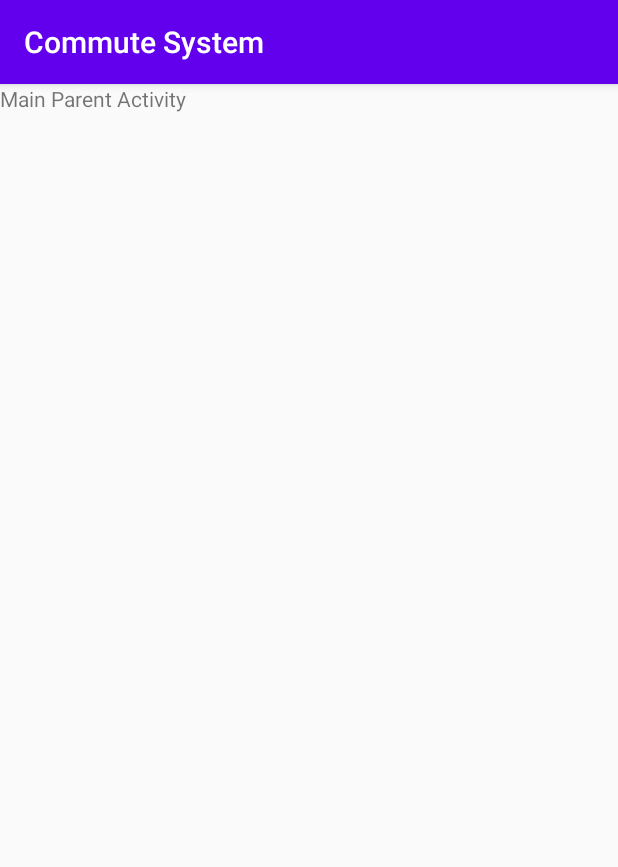
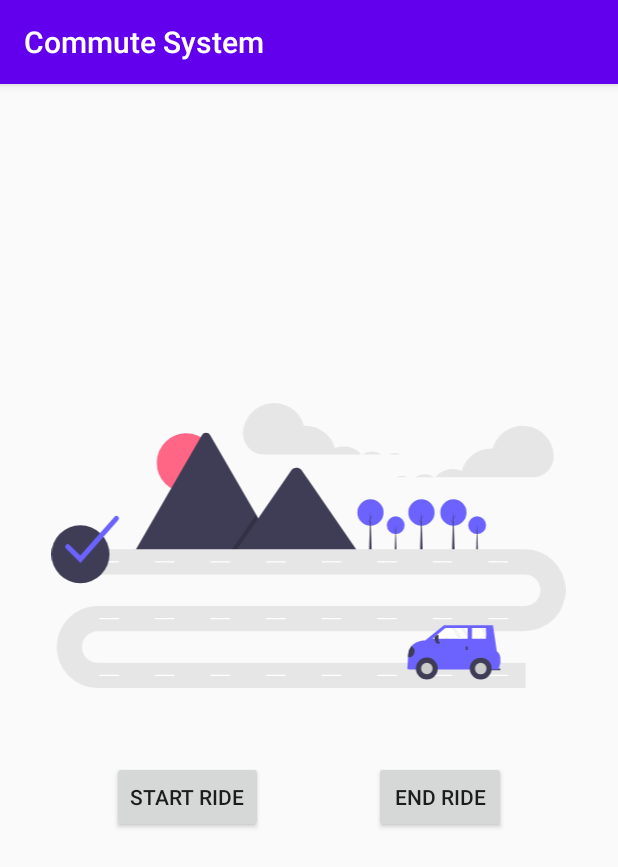
Before and after one commit to MHarisHussain/CommuteSystem, an Android app: the MainNavParent screen opened directly, with no data from a screen before it, on a phone screen of 412 x 824 dp. Shown: the top 867 px of the screen. Run offline under Robolectric (Android 15) with nearby library versions, the phone set to English and light mode, and no system bars.

Commit message:
Made Changes to Main Navigation Driver XML and Main Navigation Parent XML

```diff
--- /dev/null
+++ b/app/src/main/res/drawable/ic_navigation.xml
@@ -0,0 +1,224 @@
+<vector xmlns:android="http://schemas.android.com/apk/res/android"
+    android:width="886.35126dp"
+    android:height="491.63113dp"
+    android:viewportWidth="886.35126"
+    android:viewportHeight="491.63113">
+  <path
+      android:pathData="M232.396,103.246m-50.763,0a50.763,50.763 0,1 1,101.525 0a50.763,50.763 0,1 1,-101.525 0"
+      android:fillColor="#ff6584"/>
+  <path
+      android:pathData="M391.582,259.678L142.556,259.678a5.079,5.079 0,0 1,-0.931 -0.074L259.403,55.596a8.246,8.246 0,0 1,14.355 0L352.802,192.502l3.787,6.551Z"
+      android:fillColor="#3f3d56"/>
+  <path
+      android:fillColor="#FF000000"
+      android:pathData="M391.582,259.678l-85.024,0l41.738,-60.626l3.004,-4.367l1.502,-2.183l3.787,6.55l34.993,60.626z"
+      android:strokeAlpha="0.2"
+      android:fillAlpha="0.2"/>
+  <path
+      android:pathData="M530.238,259.678L314.851,259.678l41.738,-60.626 3.004,-4.367 54.388,-79.007c3.566,-5.178 12.144,-5.501 16.336,-0.977a9.83,9.83 0,0 1,0.783 0.977Z"
+      android:fillColor="#3f3d56"/>
+  <path
+      android:pathData="M593.463,210.82m-15.296,0a15.296,15.296 0,1 1,30.593 0a15.296,15.296 0,1 1,-30.593 0"
+      android:fillColor="#6c63ff"/>
+  <path
+      android:pathData="M594.938,256.894l-3.133,0l1.428,-48.378l1.705,48.378z"
+      android:fillColor="#3f3d56"/>
+  <path
+      android:pathData="M593.509,217.685l3.364,-4.654l-3.41,5.806l-0.368,-0.645l0.414,-0.507z"
+      android:fillColor="#3f3d56"/>
+  <path
+      android:pathData="M593.141,222.384l-3.364,-4.653l3.41,5.805l0.368,-0.645l-0.414,-0.507z"
+      android:fillColor="#3f3d56"/>
+  <path
+      android:pathData="M733.78,210.82m-15.296,0a15.296,15.296 0,1 1,30.593 0a15.296,15.296 0,1 1,-30.593 0"
+      android:fillColor="#6c63ff"/>
+  <path
+      android:pathData="M735.254,256.894l-3.133,0l1.429,-48.378l1.704,48.378z"
+      android:fillColor="#3f3d56"/>
+  <path
+      android:pathData="M733.826,217.685l3.364,-4.654l-3.41,5.806l-0.369,-0.645l0.415,-0.507z"
+      android:fillColor="#3f3d56"/>
+  <path
+      android:pathData="M733.458,222.384l-3.364,-4.653l3.41,5.805l0.368,-0.645l-0.414,-0.507z"
+      android:fillColor="#3f3d56"/>
+  <path
+      android:pathData="M637.775,188.846m-22.592,0a22.592,22.592 0,1 1,45.183 0a22.592,22.592 0,1 1,-45.183 0"
+      android:fillColor="#6c63ff"/>
+  <path
+      android:pathData="M639.952,256.894l-4.627,0l2.109,-71.45l2.518,71.45z"
+      android:fillColor="#3f3d56"/>
+  <path
+      android:pathData="M637.843,198.985l4.967,-6.872l-5.035,8.574l-0.545,-0.953l0.613,-0.749z"
+      android:fillColor="#3f3d56"/>
+  <path
+      android:pathData="M637.298,205.926l-4.967,-6.872l5.035,8.573l0.545,-0.952l-0.613,-0.749z"
+      android:fillColor="#3f3d56"/>
+  <path
+      android:pathData="M692.868,188.846m-22.592,0a22.592,22.592 0,1 1,45.183 0a22.592,22.592 0,1 1,-45.183 0"
+      android:fillColor="#6c63ff"/>
+  <path
+      android:pathData="M695.046,256.894l-4.627,0l2.109,-71.45l2.518,71.45z"
+      android:fillColor="#3f3d56"/>
+  <path
+      android:pathData="M692.936,198.985l4.968,-6.872l-5.036,8.574l-0.544,-0.953l0.612,-0.749z"
+      android:fillColor="#3f3d56"/>
+  <path
+      android:pathData="M692.392,205.926l-4.968,-6.872l5.036,8.573l0.544,-0.952l-0.612,-0.749z"
+      android:fillColor="#3f3d56"/>
+  <path
+      android:pathData="M549.969,188.846m-22.592,0a22.592,22.592 0,1 1,45.183 0a22.592,22.592 0,1 1,-45.183 0"
+      android:fillColor="#6c63ff"/>
+  <path
+      android:pathData="M552.146,256.894l-4.627,0l2.11,-71.45l2.517,71.45z"
+      android:fillColor="#3f3d56"/>
+  <path
+      android:pathData="M550.037,198.985l4.967,-6.872l-5.035,8.574l-0.544,-0.953l0.612,-0.749z"
+      android:fillColor="#3f3d56"/>
+  <path
+      android:pathData="M549.493,205.926l-4.968,-6.872l5.036,8.573l0.544,-0.952l-0.612,-0.749z"
+      android:fillColor="#3f3d56"/>
+  <path
+      android:pathData="M817.25,491.631L79.984,491.631a70.734,70.734 0,1 1,0 -141.468L815.617,350.163a27.205,27.205 0,0 0,0 -54.411L55.499,295.752v-43.529L815.617,252.224a70.734,70.734 0,1 1,0 141.468L79.984,393.692a27.205,27.205 0,1 0,0 54.411L817.25,448.102Z"
+      android:fillColor="#e6e6e6"/>
+  <path
+      android:pathData="M82.704,272.9h33.735v2.176h-33.735z"
+      android:fillColor="#fff"/>
+  <path
+      android:pathData="M178.467,272.9h33.735v2.176h-33.735z"
+      android:fillColor="#fff"/>
+  <path
+      android:pathData="M274.23,272.9h33.735v2.176h-33.735z"
+      android:fillColor="#fff"/>
+  <path
+      android:pathData="M369.993,272.9h33.735v2.176h-33.735z"
+      android:fillColor="#fff"/>
+  <path
+      android:pathData="M465.756,272.9h33.735v2.176h-33.735z"
+      android:fillColor="#fff"/>
+  <path
+      android:pathData="M561.519,272.9h33.735v2.176h-33.735z"
+      android:fillColor="#fff"/>
+  <path
+      android:pathData="M657.282,272.9h33.735v2.176h-33.735z"
+      android:fillColor="#fff"/>
+  <path
+      android:pathData="M753.045,272.9h33.735v2.176h-33.735z"
+      android:fillColor="#fff"/>
+  <path
+      android:pathData="M82.704,370.839h33.735v2.176h-33.735z"
+      android:fillColor="#fff"/>
+  <path
+      android:pathData="M178.467,370.839h33.735v2.176h-33.735z"
+      android:fillColor="#fff"/>
+  <path
+      android:pathData="M274.23,370.839h33.735v2.176h-33.735z"
+      android:fillColor="#fff"/>
+  <path
+      android:pathData="M369.993,370.839h33.735v2.176h-33.735z"
+      android:fillColor="#fff"/>
+  <path
+      android:pathData="M465.756,370.839h33.735v2.176h-33.735z"
+      android:fillColor="#fff"/>
+  <path
+      android:pathData="M561.519,370.839h33.735v2.176h-33.735z"
+      android:fillColor="#fff"/>
+  <path
+      android:pathData="M657.282,370.839h33.735v2.176h-33.735z"
+      android:fillColor="#fff"/>
+  <path
+      android:pathData="M753.045,370.839h33.735v2.176h-33.735z"
+      android:fillColor="#fff"/>
+  <path
+      android:pathData="M82.704,468.779h33.735v2.176h-33.735z"
+      android:fillColor="#fff"/>
+  <path
+      android:pathData="M178.467,468.779h33.735v2.176h-33.735z"
+      android:fillColor="#fff"/>
+  <path
+      android:pathData="M274.23,468.779h33.735v2.176h-33.735z"
+      android:fillColor="#fff"/>
+  <path
+      android:pathData="M369.993,468.779h33.735v2.176h-33.735z"
+      android:fillColor="#fff"/>
+  <path
+      android:pathData="M465.756,468.779h33.735v2.176h-33.735z"
+      android:fillColor="#fff"/>
+  <path
+      android:pathData="M561.519,468.779h33.735v2.176h-33.735z"
+      android:fillColor="#fff"/>
+  <path
+      android:pathData="M657.282,468.779h33.735v2.176h-33.735z"
+      android:fillColor="#fff"/>
+  <path
+      android:pathData="M753.045,468.779h33.735v2.176h-33.735z"
+      android:fillColor="#fff"/>
+  <path
+      android:pathData="M591.868,86.374a20.833,20.833 0,0 1,10.129 2.617L581.765,88.992A20.742,20.742 0,0 1,591.868 86.374Z"
+      android:fillColor="#e6e6e6"/>
+  <path
+      android:pathData="M552.607,83.757a28.623,28.623 0,0 1,16.534 5.235L536.095,88.992A28.616,28.616 0,0 1,552.607 83.757Z"
+      android:fillColor="#e6e6e6"/>
+  <path
+      android:pathData="M330.212,50.623a53.656,53.656 0,0 1,105.274 -11.313c0.65,-0.023 1.3,-0.049 1.955,-0.049a53.669,53.669 0,0 1,51.482 38.538A37.92,37.92 0,0 1,533.919 88.992h-167.372a36.293,36.293 0,0 1,-36.373 -37.577Q330.19,51.019 330.212,50.623Z"
+      android:fillColor="#e6e6e6"/>
+  <path
+      android:pathData="M604.081,125.55a20.833,20.833 0,0 0,-10.129 2.617h20.232A20.742,20.742 0,0 0,604.081 125.55Z"
+      android:fillColor="#e6e6e6"/>
+  <path
+      android:pathData="M643.342,122.932a28.623,28.623 0,0 0,-16.534 5.235h33.046A28.616,28.616 0,0 0,643.342 122.932Z"
+      android:fillColor="#e6e6e6"/>
+  <path
+      android:pathData="M865.737,89.799a53.656,53.656 0,0 0,-105.274 -11.313c-0.65,-0.023 -1.3,-0.049 -1.955,-0.049a53.669,53.669 0,0 0,-51.482 38.538A37.92,37.92 0,0 0,662.03 128.167L829.402,128.167a36.293,36.293 0,0 0,36.373 -37.577Q865.759,90.195 865.737,89.799Z"
+      android:fillColor="#e6e6e6"/>
+  <path
+      android:pathData="M773.604,461.223l-19.453,-0.01l0.002,-3.088l19.453,0.01z"
+      android:fillColor="#3f3d56"/>
+  <path
+      android:pathData="M613.507,458.822l4.014,0.928 152.533,0.082 1.372,-3.196a32.257,32.257 0,0 0,2.371 -17.442c-0.657,-4.414 -2.303,-8.799 -6.042,-10.704L760.986,383.406l-84.389,-0.151L643.948,409.589s-15.401,-0.277 -23.768,10.14a24.45,24.45 0,0 0,-5.114 13.466l-0.33,5.419Z"
+      android:fillColor="#6c63ff"/>
+  <path
+      android:pathData="M647.009,458.068m-18.835,0a18.835,18.835 0,1 1,37.67 0a18.835,18.835 0,1 1,-37.67 0"
+      android:fillColor="#3f3d56"/>
+  <path
+      android:pathData="M647.009,458.068m-9.913,0a9.913,9.913 0,1 1,19.826 0a9.913,9.913 0,1 1,-19.826 0"
+      android:fillColor="#ccc"/>
+  <path
+      android:pathData="M739.95,458.117m-18.835,0a18.835,18.835 0,1 1,37.67 0a18.835,18.835 0,1 1,-37.67 0"
+      android:fillColor="#3f3d56"/>
+  <path
+      android:pathData="M739.95,458.117m-9.913,0a9.913,9.913 0,1 1,19.826 0a9.913,9.913 0,1 1,-19.826 0"
+      android:fillColor="#ccc"/>
+  <path
+      android:pathData="M656.92,406.511l45.563,0.019l5.562,0l9.39,0.007l0,-0.685l0.007,-8.258l0.007,-9.272l-6.248,0l-5.562,-0.006l-9.852,-0.007l-5.562,0l-11.374,-0.007l-21.931,18.209z"
+      android:fillColor="#fff"/>
+  <path
+      android:pathData="M724.849,406.544l24.08,0.013l0.006,-4.725l0,-8.258l0.007,-5.232l-3.526,0l-5.562,-0.007l-14.998,-0.006l-0.007,18.215z"
+      android:fillColor="#fff"/>
+  <path
+      android:pathData="M717.427,425.993l-3.088,-0.002l0.003,-5.867l3.088,0.002z"
+      android:fillColor="#3f3d56"/>
+  <path
+      android:pathData="M669.266,411.764l-0.002,3.088l-5.867,-0.003l0.002,-3.088z"
+      android:fillColor="#3f3d56"/>
+  <path
+      android:pathData="M667.104,413.121l-0.34,-0a6.453,6.453 45.031,0 1,-6.45 -6.457l0,-0a6.453,6.453 45.031,0 1,6.457 -6.45l0.34,0a0,0 0,0 1,0 -0L667.104,413.121A0,0 0,0 1,667.104 413.121Z"
+      android:fillColor="#3f3d56"/>
+  <path
+      android:pathData="M614.734,438.613a9.975,9.975 0,0 0,5.445 -18.885,24.45 24.45,0 0,0 -5.114,13.466Z"
+      android:fillColor="#3f3d56"/>
+  <path
+      android:pathData="M705.639,388.316l11.796,17.536l0.007,-8.258l-6.241,-9.272l-5.562,-0.006z"
+      android:fillColor="#f2f2f2"/>
+  <path
+      android:pathData="M739.854,388.335l9.081,13.497l0,-8.258l-3.519,-5.232l-5.562,-0.007z"
+      android:fillColor="#f2f2f2"/>
+  <path
+      android:pathData="M690.225,388.309l12.258,18.221l5.562,0l-12.258,-18.221l-5.562,0z"
+      android:fillColor="#f2f2f2"/>
+  <path
+      android:pathData="M50.058,260.93m-50.058,0a50.058,50.058 0,1 1,100.116 0a50.058,50.058 0,1 1,-100.116 0"
+      android:fillColor="#3f3d56"/>
+  <path
+      android:pathData="M50.266,276l-25.051,-25.051a4.353,4.353 0,0 1,6.156 -6.156L49.85,263.271l58.964,-67.239a4.353,4.353 0,0 1,6.545 5.74Z"
+      android:fillColor="#6c63ff"/>
+</vector>
--- a/app/src/main/res/layout/activity_main_nav_parent.xml
+++ b/app/src/main/res/layout/activity_main_nav_parent.xml
@@ -1,15 +1,51 @@
 <?xml version="1.0" encoding="utf-8"?>
-<LinearLayout
+<androidx.constraintlayout.widget.ConstraintLayout
     xmlns:android="http://schemas.android.com/apk/res/android"
     xmlns:app="http://schemas.android.com/apk/res-auto"
     xmlns:tools="http://schemas.android.com/tools"
     android:layout_width="match_parent"
     android:layout_height="match_parent"
+    android:orientation="vertical"
     tools:context=".MainNavParent">
 
-    <TextView
+    <ImageView
+        android:id="@+id/imgDriver"
+        android:layout_width="346dp"
+        android:layout_height="190dp"
+        android:layout_gravity="center"
+        android:layout_margin="15dp"
+        app:layout_constraintBottom_toBottomOf="parent"
+        app:layout_constraintEnd_toEndOf="@+id/btnEnd"
+        app:layout_constraintHorizontal_bias="0.505"
+        app:layout_constraintStart_toStartOf="@+id/btnStart"
+        app:layout_constraintTop_toTopOf="parent"
+        app:layout_constraintVertical_bias="0.36"
+        app:srcCompat="@drawable/ic_navigation" />
+
+    <Button
+        android:id="@+id/btnEnd"
         android:layout_width="wrap_content"
         android:layout_height="wrap_content"
-        android:text="Main Parent Activity"/>
+        android:layout_marginTop="24dp"
+        android:layout_marginBottom="244dp"
+        android:text="@string/btn_end"
+        app:layout_constraintBottom_toBottomOf="parent"
+        app:layout_constraintEnd_toEndOf="parent"
+        app:layout_constraintHorizontal_bias="0.5"
+        app:layout_constraintStart_toEndOf="@+id/btnStart"
+        app:layout_constraintTop_toBottomOf="@+id/imgDriver" />
 
-</LinearLayout>
+    <Button
+        android:id="@+id/btnStart"
+        android:layout_width="wrap_content"
+        android:layout_height="wrap_content"
+        android:layout_marginTop="24dp"
+        android:layout_marginBottom="244dp"
+        android:text="@string/btn_start"
+        app:layout_constraintBottom_toBottomOf="parent"
+        app:layout_constraintEnd_toStartOf="@+id/btnEnd"
+        app:layout_constraintHorizontal_bias="0.5"
+        app:layout_constraintStart_toStartOf="parent"
+        app:layout_constraintTop_toBottomOf="@+id/imgDriver" />
+
+</androidx.constraintlayout.widget.ConstraintLayout>
--- a/app/src/main/res/values/strings.xml
+++ b/app/src/main/res/values/strings.xml
@@ -9,4 +9,9 @@
 
     <string name="btnLogin">L O G I N</string>
     <string name="btnBack">B A C K</string>
+
+    <string name="btn_start">Start Ride</string>
+    <string name="btn_end">End Ride</string>
+    <string name="btn_view">View Driver</string>
+
 </resources>
```
Also changed, not shown: app/src/main/res/drawable/ic_adventure.xml (added, +163 -0 lines), app/src/main/res/layout/activity_main_nav_driver.xml (+26 -5 lines).
